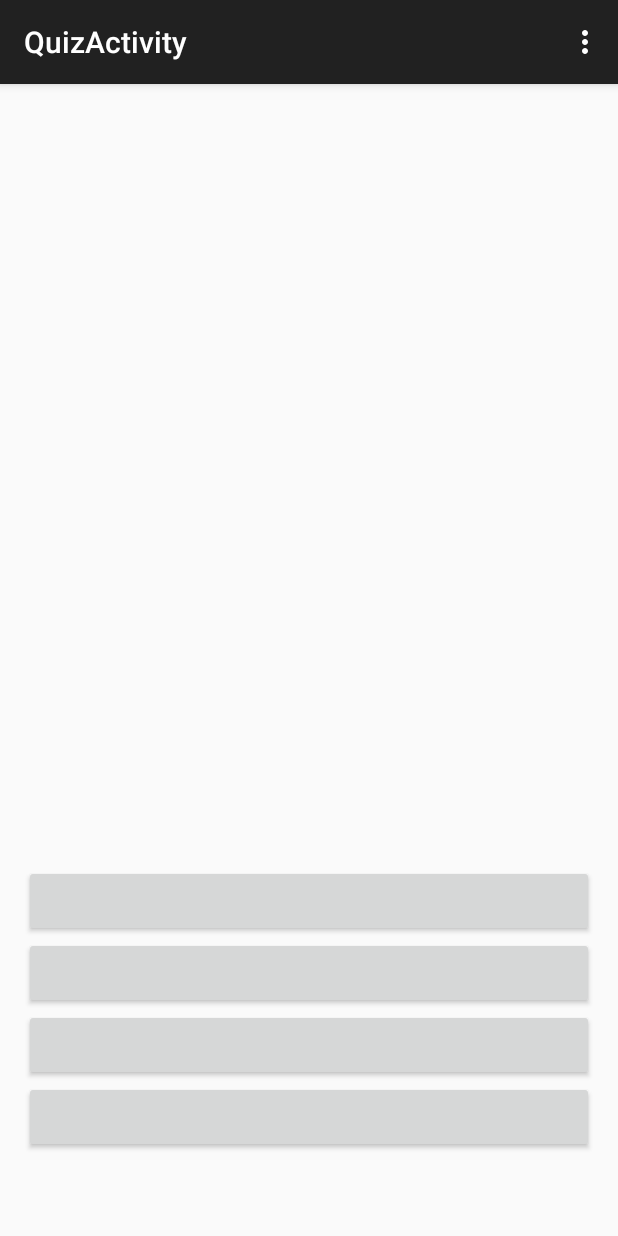
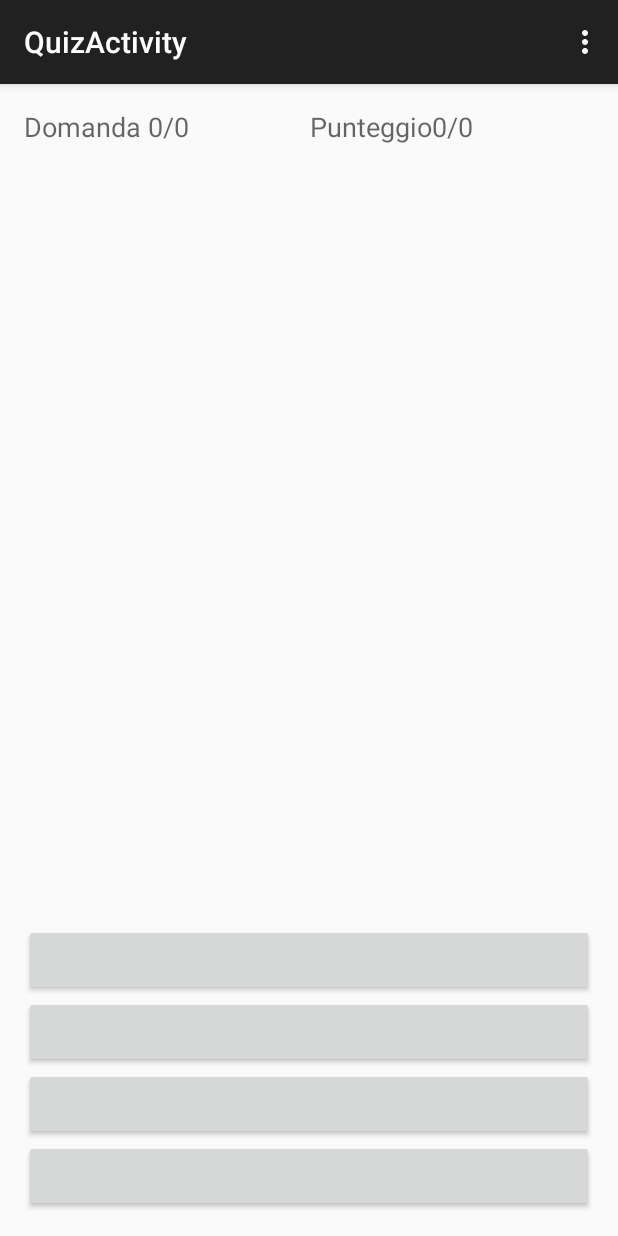
Before and after one commit to fedepiz/CalcioQuiz, an Android app: the QuizActivity screen opened directly, with no data from a screen before it, on a phone screen of 412 x 824 dp. Run offline under Robolectric (Android 15) with nearby library versions, the phone set to English and light mode, and no system bars; 5 statements that could not run were skipped.

Commit message:
Added status texts and fixed a few bugs

```diff
--- a/app/src/main/AndroidManifest.xml
+++ b/app/src/main/AndroidManifest.xml
@@ -23,7 +23,8 @@
         </activity>
         <activity
             android:name=".ui.QuizActivity"
-            android:label="@string/title_activity_quiz" >
+            android:label="@string/title_activity_quiz"
+            android:noHistory="true">
         </activity>
     </application>
 
--- a/app/src/main/java/fedepiz/calcioquiz/ui/QuizActivity.java
+++ b/app/src/main/java/fedepiz/calcioquiz/ui/QuizActivity.java
@@ -7,8 +7,6 @@ import android.view.MenuItem;
 import android.view.View;
 import android.widget.Button;
 import android.widget.TextView;
-
-import org.w3c.dom.Text;
 
 import java.util.ArrayList;
 import java.util.List;
@@ -25,6 +23,8 @@ public class QuizActivity extends ActionBarActivity {
     private Question currentQuestion;
 
     private TextView txtQuestion;
+    private TextView txtQuestionCount;
+    private TextView txtScore;
     private List<Button> btnAnswers;
     @Override
     protected void onCreate(Bundle savedInstanceState) {
@@ -33,7 +33,8 @@ public class QuizActivity extends ActionBarActivity {
         List<Question> questionList = (List<Question>)getIntent().getSerializableExtra("questions");
         this.quiz = new Quiz(questionList);
         this.txtQuestion = (TextView)findViewById(R.id.txtQuestion);
-
+        this.txtScore = (TextView)findViewById(R.id.txtScore);
+        this.txtQuestionCount = (TextView)findViewById(R.id.txtQuestionCount);
         this.btnAnswers = new ArrayList<>();
         btnAnswers.add((Button)findViewById(R.id.btnAnsw1));
         btnAnswers.add((Button)findViewById(R.id.btnAnsw2));
@@ -41,7 +42,7 @@ public class QuizActivity extends ActionBarActivity {
         btnAnswers.add((Button) findViewById(R.id.btnAnsw4));
 
 
-        refreshQuiz();
+        refresh();
     }
 
     @Override
@@ -68,10 +69,10 @@ public class QuizActivity extends ActionBarActivity {
 
     //UI BackEnd
 
-    private void refreshQuiz() {
+    private void refresh() {
         try {
             this.currentQuestion = quiz.getCurrentQuestion();
-        }catch(Exception ex) {
+        }catch(QuizException ex) {
             //Do nothing
         }
 
@@ -80,11 +81,21 @@ public class QuizActivity extends ActionBarActivity {
             Answer a = currentQuestion.getAnswerList().get(i);
             btnAnswers.get(i).setText(a.getAnswerText());
         }
+        String questionText = "Domanda " + quiz.getCurrentQuestionIndex() + "/" + quiz.getNumberOfQuestions();
+        txtQuestionCount.setText(questionText);
+        String scoreText = "Punteggio" + quiz.getScore() + "/" + quiz.getMaxPossibleScore();
+        txtScore.setText(scoreText);
     }
 
     private void handleAnswer(int n) {
         int index = n - 1;
+        Answer selectedAnswer = this.currentQuestion.getAnswerList().get(index);
+        try {
+            quiz.answerCurrentQuestion(selectedAnswer);
+        }catch(QuizException ex) {
 
+        }
+        this.refresh();
     }
 
     //UI FRONTEND
--- a/app/src/main/java/fedepiz/calcioquiz/ui/QuizSetupActivity.java
+++ b/app/src/main/java/fedepiz/calcioquiz/ui/QuizSetupActivity.java
@@ -9,7 +9,6 @@ import android.view.View;
 import android.widget.TextView;
 
 import java.util.ArrayList;
-import java.util.List;
 
 import fedepiz.calcioquiz.R;
 import fedepiz.calcioquiz.model.GameData;
--- a/app/src/main/res/layout/activity_quiz.xml
+++ b/app/src/main/res/layout/activity_quiz.xml
@@ -6,28 +6,30 @@
     android:paddingBottom="@dimen/activity_vertical_margin"
     tools:context="fedepiz.calcioquiz.ui.QuizActivity">
 
-    <Button
-        android:layout_width="wrap_content"
-        android:layout_height="wrap_content"
-        android:id="@+id/btnAnsw4"
-        android:layout_alignParentBottom="true"
+    <TextView
+        android:layout_width="159dp"
+        android:layout_height="225dp"
+        android:textAppearance="?android:attr/textAppearanceMedium"
+        android:id="@+id/txtQuestion"
         android:layout_alignParentLeft="true"
         android:layout_alignParentStart="true"
-        android:layout_marginBottom="39dp"
-        android:layout_alignParentRight="true"
-        android:layout_alignParentEnd="true"
-        android:onClick="btnAnswerOnClick4" />
+        android:layout_above="@+id/btnAnsw1"
+        android:layout_alignRight="@+id/btnAnsw1"
+        android:layout_alignEnd="@+id/btnAnsw1"
+        android:layout_column="10" />
 
     <Button
         android:layout_width="wrap_content"
         android:layout_height="wrap_content"
-        android:id="@+id/btnAnsw3"
-        android:layout_above="@+id/btnAnsw4"
+        android:id="@+id/btnAnsw1"
+        android:layout_above="@+id/btnAnsw2"
         android:layout_alignParentLeft="true"
         android:layout_alignParentStart="true"
         android:layout_alignParentRight="true"
         android:layout_alignParentEnd="true"
-        android:onClick="btnAnswerOnClick3" />
+        android:onClick="btnAnswerOnClick1"
+        android:layout_column="2"
+        android:layout_span="8" />
 
     <Button
         android:layout_width="wrap_content"
@@ -38,29 +40,65 @@
         android:layout_alignParentStart="true"
         android:layout_alignParentRight="true"
         android:layout_alignParentEnd="true"
-        android:onClick="btnAnswerOnClick2" />
+        android:onClick="btnAnswerOnClick2"
+        android:layout_column="2"
+        android:layout_span="8" />
 
     <Button
         android:layout_width="wrap_content"
         android:layout_height="wrap_content"
-        android:id="@+id/btnAnsw1"
-        android:layout_above="@+id/btnAnsw2"
+        android:id="@+id/btnAnsw3"
+        android:onClick="btnAnswerOnClick3"
+        android:layout_above="@+id/btnAnsw4"
+        android:layout_alignParentRight="true"
+        android:layout_alignParentEnd="true"
         android:layout_alignParentLeft="true"
         android:layout_alignParentStart="true"
-        android:layout_alignParentRight="true"
-        android:layout_alignParentEnd="true"
-        android:onClick="btnAnswerOnClick1" />
+        android:layout_column="2"
+        android:layout_span="8" />
 
-    <TextView
+    <Button
         android:layout_width="wrap_content"
         android:layout_height="wrap_content"
-        android:textAppearance="?android:attr/textAppearanceMedium"
-        android:id="@+id/txtQuestion"
-        android:layout_alignParentTop="true"
+        android:id="@+id/btnAnsw4"
+        android:onClick="btnAnswerOnClick4"
+        android:layout_alignParentBottom="true"
         android:layout_alignParentLeft="true"
         android:layout_alignParentStart="true"
-        android:layout_above="@+id/btnAnsw1"
-        android:layout_alignRight="@+id/btnAnsw1"
-        android:layout_alignEnd="@+id/btnAnsw1" />
+        android:layout_alignRight="@+id/btnAnsw3"
+        android:layout_alignEnd="@+id/btnAnsw3"
+        android:layout_column="9" />
+
+    <LinearLayout
+        android:orientation="horizontal"
+        android:layout_width="match_parent"
+        android:layout_height="match_parent"
+        android:layout_toRightOf="@+id/txtQuestionCount"
+        android:layout_toLeftOf="@+id/txtScore"
+        android:layout_toStartOf="@+id/txtScore"
+        android:layout_alignParentTop="true"
+        android:layout_above="@+id/txtQuestion"
+        android:weightSum="1">
+
+        <TextView
+            android:layout_width="wrap_content"
+            android:layout_height="match_parent"
+            android:textAppearance="?android:attr/textAppearanceMedium"
+            android:id="@+id/txtQuestionCount"
+            android:layout_alignParentTop="true"
+            android:layout_alignParentLeft="true"
+            android:layout_alignParentStart="true"
+            android:layout_weight="0.98" />
+
+        <TextView
+            android:layout_width="187dp"
+            android:layout_height="match_parent"
+            android:textAppearance="?android:attr/textAppearanceMedium"
+            android:id="@+id/txtScore"
+            android:layout_alignBottom="@+id/txtQuestionCount"
+            android:layout_alignRight="@+id/txtQuestion"
+            android:layout_alignEnd="@+id/txtQuestion"
+            android:layout_alignParentTop="true" />
+    </LinearLayout>
 
 </RelativeLayout>
```
